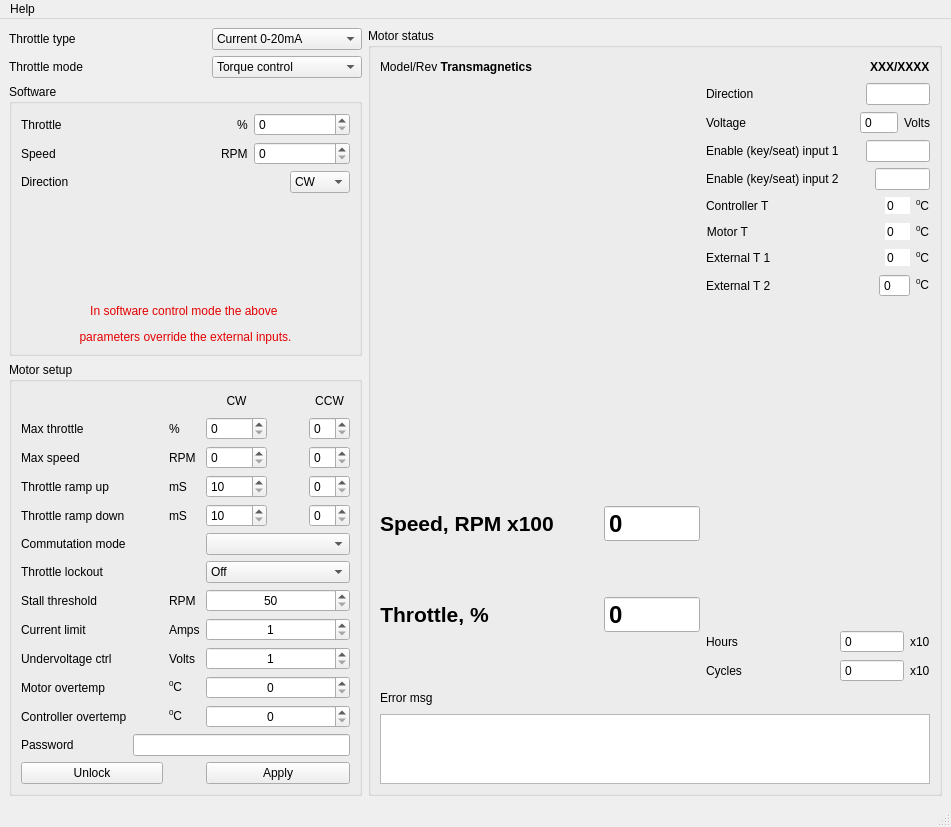
The window that software/application/src/moto.ui (z80/avrusb) describes before a commit, drawn with Qt 5.
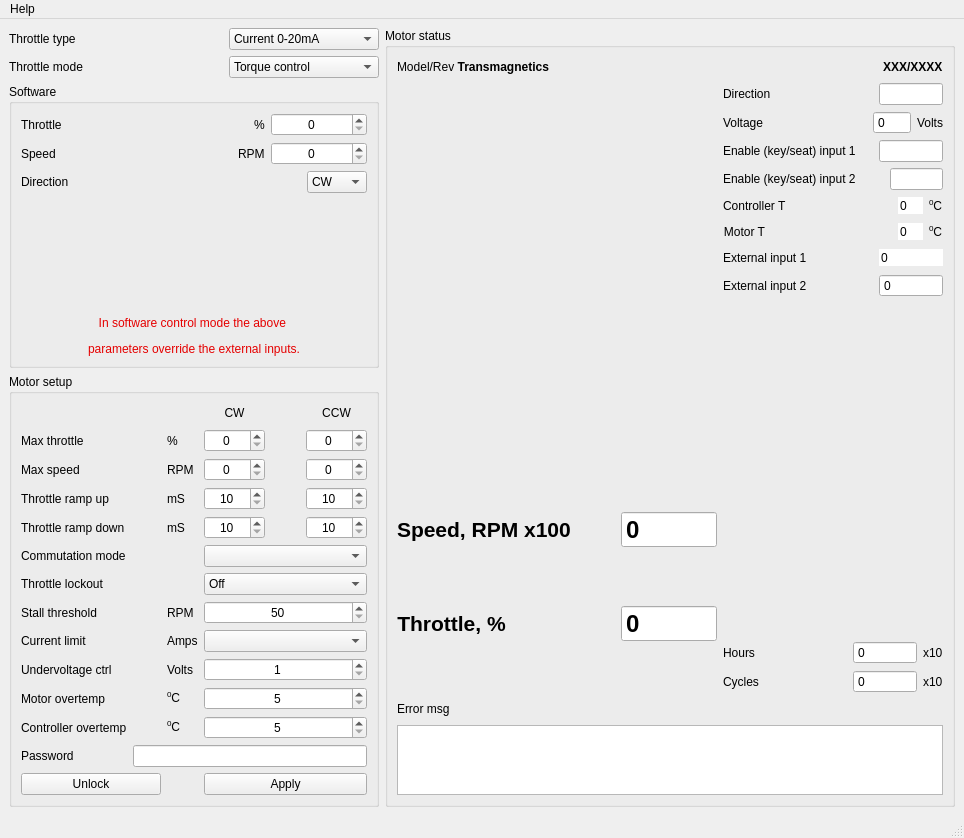
The same window after the commit. Custom widgets are drawn as their Qt base class.

Patch:
```diff
--- a/software/application/src/moto.ui
+++ b/software/application/src/moto.ui
@@ -6,8 +6,8 @@
    <rect>
     <x>0</x>
     <y>0</y>
-    <width>951</width>
-    <height>827</height>
+    <width>964</width>
+    <height>838</height>
    </rect>
   </property>
   <property name="windowTitle">
@@ -514,7 +514,7 @@
              <item>
               <widget class="QLabel" name="label_24">
                <property name="text">
-                <string>External T 1</string>
+                <string>External input 1</string>
                </property>
               </widget>
              </item>
@@ -532,7 +532,13 @@
               </spacer>
              </item>
              <item>
-              <widget class="QSpinBox" name="externalT_1">
+              <widget class="QSpinBox" name="externalInput_1">
+               <property name="minimumSize">
+                <size>
+                 <width>64</width>
+                 <height>0</height>
+                </size>
+               </property>
                <property name="frame">
                 <bool>false</bool>
                </property>
@@ -543,17 +549,10 @@
                 <enum>QAbstractSpinBox::NoButtons</enum>
                </property>
                <property name="minimum">
-                <number>-50</number>
+                <number>0</number>
                </property>
                <property name="maximum">
-                <number>150</number>
-               </property>
-              </widget>
-             </item>
-             <item>
-              <widget class="QLabel" name="label_43">
-               <property name="text">
-                <string>&lt;html&gt;&lt;head/&gt;&lt;body&gt;&lt;p&gt;&lt;span style=&quot; vertical-align:super;&quot;&gt;0&lt;/span&gt;C&lt;/p&gt;&lt;/body&gt;&lt;/html&gt;</string>
+                <number>65535</number>
                </property>
               </widget>
              </item>
@@ -564,7 +563,7 @@
              <item>
               <widget class="QLabel" name="label_25">
                <property name="text">
-                <string>External T 2</string>
+                <string>External input 2</string>
                </property>
               </widget>
              </item>
@@ -582,7 +581,13 @@
               </spacer>
              </item>
              <item>
-              <widget class="QSpinBox" name="externalT_2">
+              <widget class="QSpinBox" name="externalInput_2">
+               <property name="minimumSize">
+                <size>
+                 <width>64</width>
+                 <height>0</height>
+                </size>
+               </property>
                <property name="readOnly">
                 <bool>true</bool>
                </property>
@@ -590,17 +595,10 @@
                 <enum>QAbstractSpinBox::NoButtons</enum>
                </property>
                <property name="minimum">
-                <number>-50</number>
+                <number>0</number>
                </property>
                <property name="maximum">
-                <number>150</number>
-               </property>
-              </widget>
-             </item>
-             <item>
-              <widget class="QLabel" name="label_41">
-               <property name="text">
-                <string>&lt;html&gt;&lt;head/&gt;&lt;body&gt;&lt;p&gt;&lt;span style=&quot; vertical-align:super;&quot;&gt;0&lt;/span&gt;C&lt;/p&gt;&lt;/body&gt;&lt;/html&gt;</string>
+                <number>65535</number>
                </property>
               </widget>
              </item>
@@ -851,6 +849,9 @@
              <height>0</height>
             </size>
            </property>
+           <property name="alignment">
+            <set>Qt::AlignCenter</set>
+           </property>
            <property name="maximum">
             <number>100</number>
            </property>
@@ -895,6 +896,9 @@
              <height>0</height>
             </size>
            </property>
+           <property name="alignment">
+            <set>Qt::AlignCenter</set>
+           </property>
            <property name="maximum">
             <number>15000</number>
            </property>
@@ -977,27 +981,15 @@
       <layout class="QVBoxLayout" name="verticalLayout">
        <item>
         <layout class="QGridLayout" name="gridLayout">
-         <item row="8" column="3" colspan="3">
-          <widget class="QSpinBox" name="currentLimit">
-           <property name="minimumSize">
-            <size>
-             <width>96</width>
-             <height>0</height>
-            </size>
-           </property>
-           <property name="alignment">
-            <set>Qt::AlignCenter</set>
-           </property>
-           <property name="minimum">
-            <number>1</number>
-           </property>
-           <property name="maximum">
-            <number>1000</number>
-           </property>
-          </widget>
-         </item>
          <item row="1" column="3">
-          <widget class="QSpinBox" name="maxThrottleCw"/>
+          <widget class="QSpinBox" name="maxThrottleCw">
+           <property name="alignment">
+            <set>Qt::AlignCenter</set>
+           </property>
+           <property name="maximum">
+            <number>100</number>
+           </property>
+          </widget>
          </item>
          <item row="6" column="0">
           <widget class="QLabel" name="label_15">
@@ -1007,10 +999,27 @@
           </widget>
          </item>
          <item row="3" column="5">
-          <widget class="QSpinBox" name="throttleRampUpCcw"/>
+          <widget class="QSpinBox" name="throttleRampUpCcw">
+           <property name="alignment">
+            <set>Qt::AlignCenter</set>
+           </property>
+           <property name="minimum">
+            <number>10</number>
+           </property>
+           <property name="maximum">
+            <number>15000</number>
+           </property>
+          </widget>
          </item>
          <item row="2" column="5">
-          <widget class="QSpinBox" name="maxSpeedCcw"/>
+          <widget class="QSpinBox" name="maxSpeedCcw">
+           <property name="alignment">
+            <set>Qt::AlignCenter</set>
+           </property>
+           <property name="maximum">
+            <number>1500</number>
+           </property>
+          </widget>
          </item>
          <item row="7" column="3" colspan="3">
           <widget class="QSpinBox" name="stallThreshold">
@@ -1053,6 +1062,9 @@
              <height>0</height>
             </size>
            </property>
+           <property name="alignment">
+            <set>Qt::AlignCenter</set>
+           </property>
            <property name="minimum">
             <number>10</number>
            </property>
@@ -1093,6 +1105,12 @@
            <property name="alignment">
             <set>Qt::AlignCenter</set>
            </property>
+           <property name="minimum">
+            <number>5</number>
+           </property>
+           <property name="maximum">
+            <number>50</number>
+           </property>
           </widget>
          </item>
          <item row="12" column="0">
@@ -1140,10 +1158,23 @@
            <property name="alignment">
             <set>Qt::AlignCenter</set>
            </property>
+           <property name="minimum">
+            <number>5</number>
+           </property>
+           <property name="maximum">
+            <number>50</number>
+           </property>
           </widget>
          </item>
          <item row="1" column="5">
-          <widget class="QSpinBox" name="maxThrottleCcw"/>
+          <widget class="QSpinBox" name="maxThrottleCcw">
+           <property name="alignment">
+            <set>Qt::AlignCenter</set>
+           </property>
+           <property name="maximum">
+            <number>100</number>
+           </property>
+          </widget>
          </item>
          <item row="2" column="0">
           <widget class="QLabel" name="label_45">
@@ -1153,7 +1184,14 @@
           </widget>
          </item>
          <item row="2" column="3">
-          <widget class="QSpinBox" name="maxSpeedCw"/>
+          <widget class="QSpinBox" name="maxSpeedCw">
+           <property name="alignment">
+            <set>Qt::AlignCenter</set>
+           </property>
+           <property name="maximum">
+            <number>1500</number>
+           </property>
+          </widget>
          </item>
          <item row="7" column="2">
           <widget class="QLabel" name="label_34">
@@ -1269,6 +1307,9 @@
              <height>0</height>
             </size>
            </property>
+           <property name="alignment">
+            <set>Qt::AlignCenter</set>
+           </property>
            <property name="minimum">
             <number>10</number>
            </property>
@@ -1292,7 +1333,17 @@
           </widget>
          </item>
          <item row="4" column="5">
-          <widget class="QSpinBox" name="throttleRampDownCcw"/>
+          <widget class="QSpinBox" name="throttleRampDownCcw">
+           <property name="alignment">
+            <set>Qt::AlignCenter</set>
+           </property>
+           <property name="minimum">
+            <number>10</number>
+           </property>
+           <property name="maximum">
+            <number>15000</number>
+           </property>
+          </widget>
          </item>
          <item row="12" column="1" colspan="5">
           <widget class="QLineEdit" name="password">
@@ -1381,6 +1432,9 @@
            </property>
           </spacer>
          </item>
+         <item row="8" column="3" colspan="3">
+          <widget class="QComboBox" name="currentLimit"/>
+         </item>
         </layout>
        </item>
        <item>
@@ -1406,7 +1460,7 @@
     <rect>
      <x>0</x>
      <y>0</y>
-     <width>951</width>
+     <width>964</width>
      <height>25</height>
     </rect>
    </property>
```
